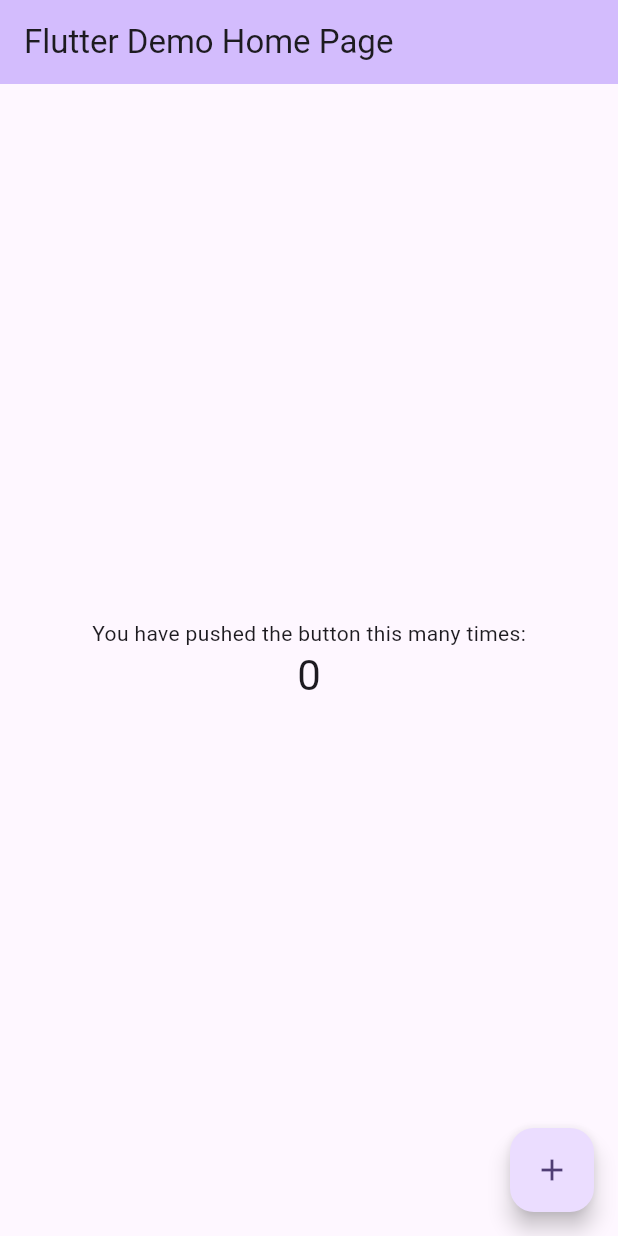
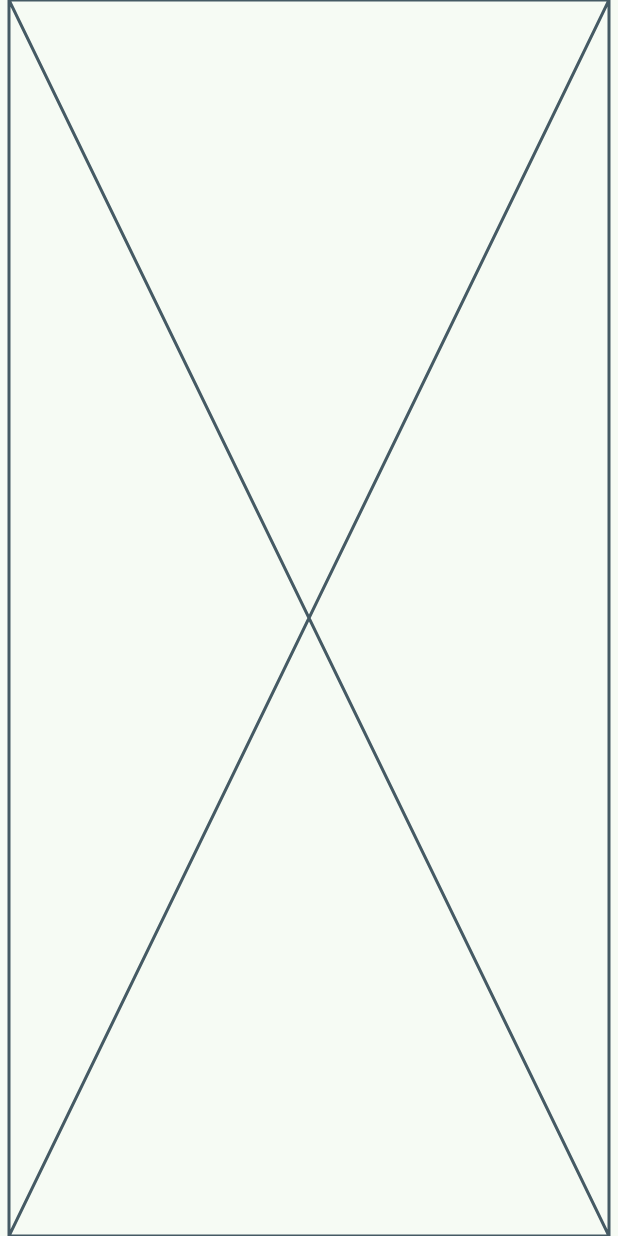
Before and after one commit to woteska/stopwatch, a Flutter app: the screen it shows after launch, on a phone screen of 412 x 824 dp. Run offline on Flutter 3.47's test engine with Material 2 defaults, Android fonts, the phone set to English and light mode, and no system bars.

Commit message:
Create the initial layout.

```diff
--- a/lib/main.dart
+++ b/lib/main.dart
@@ -1,125 +1,48 @@
 import 'package:flutter/material.dart';
 
 void main() {
-  runApp(const MyApp());
+  runApp(const StopwatchApp());
 }
 
-class MyApp extends StatelessWidget {
-  const MyApp({super.key});
+class StopwatchApp extends StatelessWidget {
+  const StopwatchApp({super.key});
 
-  // This widget is the root of your application.
   @override
   Widget build(BuildContext context) {
     return MaterialApp(
-      title: 'Flutter Demo',
+      title: 'Stopwatch App',
       theme: ThemeData(
-        // This is the theme of your application.
-        //
-        // TRY THIS: Try running your application with "flutter run". You'll see
-        // the application has a blue toolbar. Then, without quitting the app,
-        // try changing the seedColor in the colorScheme below to Colors.green
-        // and then invoke "hot reload" (save your changes or press the "hot
-        // reload" button in a Flutter-supported IDE, or press "r" if you used
-        // the command line to start the app).
-        //
-        // Notice that the counter didn't reset back to zero; the application
-        // state is not lost during the reload. To reset the state, use hot
-        // restart instead.
-        //
-        // This works for code too, not just values: Most code changes can be
-        // tested with just a hot reload.
-        colorScheme: ColorScheme.fromSeed(seedColor: Colors.deepPurple),
+        colorScheme: ColorScheme.fromSeed(seedColor: Colors.greenAccent),
         useMaterial3: true,
       ),
-      home: const MyHomePage(title: 'Flutter Demo Home Page'),
+      home: const HomePage(title: 'Stopwatch App'),
     );
   }
 }
 
-class MyHomePage extends StatefulWidget {
-  const MyHomePage({super.key, required this.title});
-
-  // This widget is the home page of your application. It is stateful, meaning
-  // that it has a State object (defined below) that contains fields that affect
-  // how it looks.
-
-  // This class is the configuration for the state. It holds the values (in this
-  // case the title) provided by the parent (in this case the App widget) and
-  // used by the build method of the State. Fields in a Widget subclass are
-  // always marked "final".
+class HomePage extends StatefulWidget {
+  const HomePage({super.key, required this.title});
 
   final String title;
 
   @override
-  State<MyHomePage> createState() => _MyHomePageState();
+  State<HomePage> createState() => _HomePageState();
 }
 
-class _MyHomePageState extends State<MyHomePage> {
-  int _counter = 0;
-
-  void _incrementCounter() {
-    setState(() {
-      // This call to setState tells the Flutter framework that something has
-      // changed in this State, which causes it to rerun the build method below
-      // so that the display can reflect the updated values. If we changed
-      // _counter without calling setState(), then the build method would not be
-      // called again, and so nothing would appear to happen.
-      _counter++;
+class _HomePageState extends State<HomePage> {
+  @override
+  Widget build(BuildContext context) {
+    return LayoutBuilder(builder: (context, constraints) {
+      return const Scaffold(
+        body: Row(
+          mainAxisAlignment: MainAxisAlignment.center,
+          children: [
+            SafeArea(
+              child: Placeholder(),
+            )
+          ],
+        ),
+      );
     });
   }
-
-  @override
-  Widget build(BuildContext context) {
-    // This method is rerun every time setState is called, for instance as done
-    // by the _incrementCounter method above.
-    //
-    // The Flutter framework has been optimized to make rerunning build methods
-    // fast, so that you can just rebuild anything that needs updating rather
-    // than having to individually change instances of widgets.
-    return Scaffold(
-      appBar: AppBar(
-        // TRY THIS: Try changing the color here to a specific color (to
-        // Colors.amber, perhaps?) and trigger a hot reload to see the AppBar
-        // change color while the other colors stay the same.
-        backgroundColor: Theme.of(context).colorScheme.inversePrimary,
-        // Here we take the value from the MyHomePage object that was created by
-        // the App.build method, and use it to set our appbar title.
-        title: Text(widget.title),
-      ),
-      body: Center(
-        // Center is a layout widget. It takes a single child and positions it
-        // in the middle of the parent.
-        child: Column(
-          // Column is also a layout widget. It takes a list of children and
-          // arranges them vertically. By default, it sizes itself to fit its
-          // children horizontally, and tries to be as tall as its parent.
-          //
-          // Column has various properties to control how it sizes itself and
-          // how it positions its children. Here we use mainAxisAlignment to
-          // center the children vertically; the main axis here is the vertical
-          // axis because Columns are vertical (the cross axis would be
-          // horizontal).
-          //
-          // TRY THIS: Invoke "debug painting" (choose the "Toggle Debug Paint"
-          // action in the IDE, or press "p" in the console), to see the
-          // wireframe for each widget.
-          mainAxisAlignment: MainAxisAlignment.center,
-          children: <Widget>[
-            const Text(
-              'You have pushed the button this many times:',
-            ),
-            Text(
-              '$_counter',
-              style: Theme.of(context).textTheme.headlineMedium,
-            ),
-          ],
-        ),
-      ),
-      floatingActionButton: FloatingActionButton(
-        onPressed: _incrementCounter,
-        tooltip: 'Increment',
-        child: const Icon(Icons.add),
-      ), // This trailing comma makes auto-formatting nicer for build methods.
-    );
-  }
 }
```
Also changed, not shown: 1 other file.
